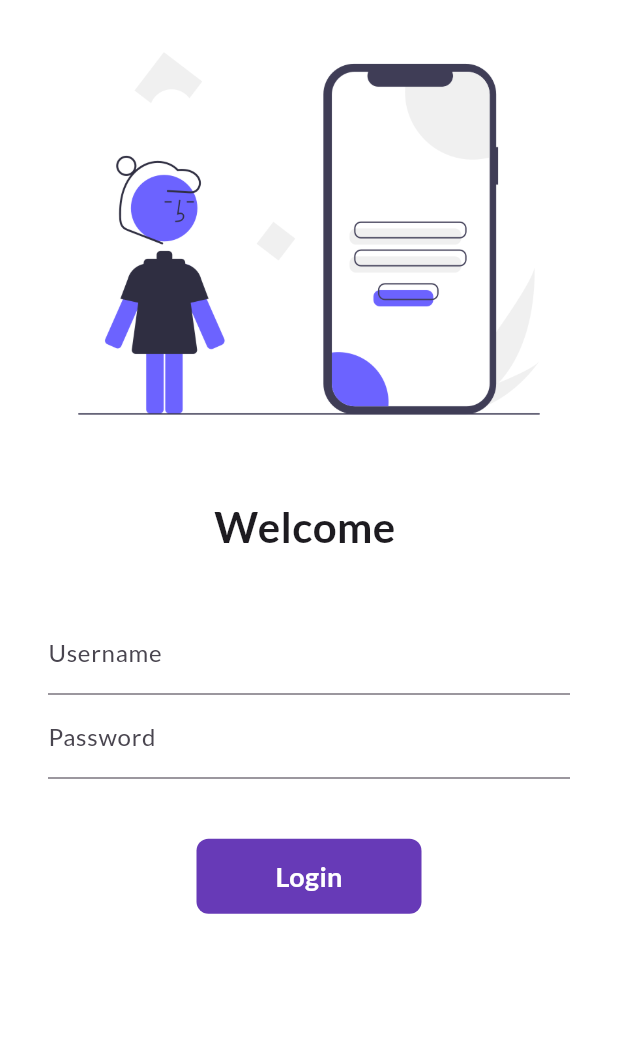
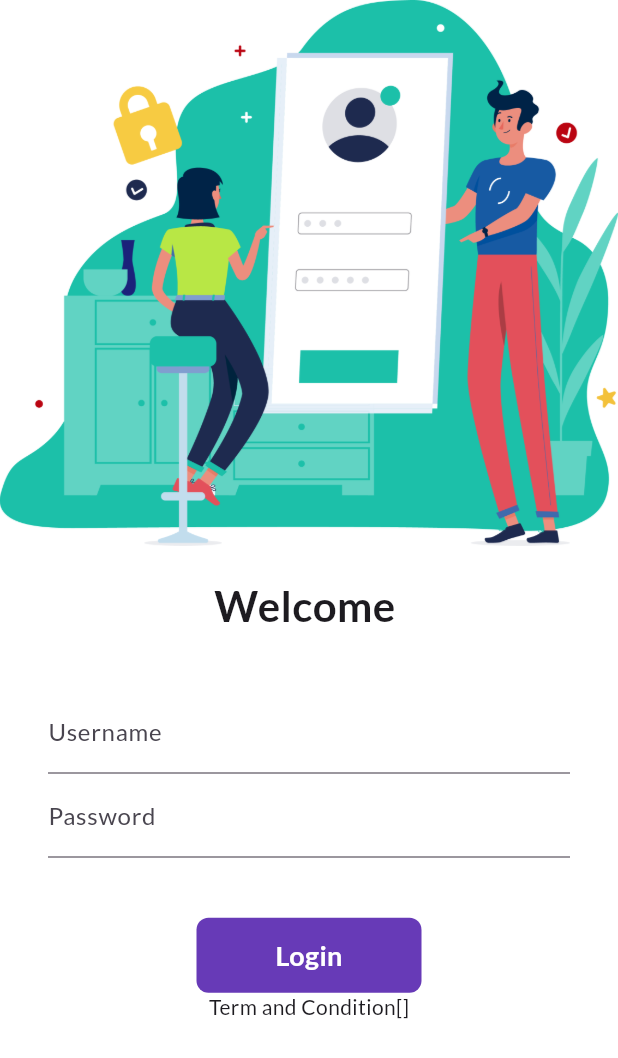
Before and after one commit to ayushsingh1028/flutter_project1, a Flutter app: the screen it shows after launch, on a phone screen of 412 x 824 dp. Shown: the top 1058 px of the screen. Run offline on Flutter 3.47's test engine with Material 3 defaults, Android fonts, the phone set to English and light mode, and no system bars; our stand-ins replace google_fonts.

Commit message:
login_page.dart

```diff
--- a/catalog_app/lib/pages/home_page.dart
+++ b/catalog_app/lib/pages/home_page.dart
@@ -3,7 +3,7 @@ import 'package:flutter/widgets.dart';
 
 class HomePage extends StatelessWidget {
   final int days = 30;
-  final String name = "Codepur";
+  final String name = "Ayush";
   @override
   Widget build(BuildContext context) {
     return Scaffold(
@@ -13,6 +13,7 @@ class HomePage extends StatelessWidget {
       ),
       body: Center(
         child: Container(
+          color: Colors.lime,
           child: Text(
             "Welcome to $days days of flutter by $name",
             style: const TextStyle(
--- a/catalog_app/lib/pages/login_page.dart
+++ b/catalog_app/lib/pages/login_page.dart
@@ -9,29 +9,44 @@ class LoginPage extends StatefulWidget {
 class _LoginPageState extends State<LoginPage> {
   String name = "";
   bool changeButton = false;
+  final _formKey = GlobalKey<FormState>();
+  moveToHome(BuildContext context) async {
+    if (_formKey.currentState?.validate() ?? false) {
+      setState(() {
+        changeButton = true;
+      });
+      await Future.delayed(Duration(seconds: 1));
+      await Navigator.pushNamed(context, MyRoutes.homeRoutes);
+      setState(() {
+        changeButton = false;
+      });
+    }
+  }
 
   @override
   Widget build(BuildContext context) {
     return Material(
         color: Colors.white,
         child: SingleChildScrollView(
+          child: Form(
+            key: _formKey,
             child: Column(
               children: [
                 Image.asset(
-                "assets/images/logintwo.png",
-                fit: BoxFit.cover,
+                  "assets/images/login4.png",
+                  fit: BoxFit.fill,
                 ),
-              SizedBox(
+                const SizedBox(
                   height: 20.0,
                 ),
                 Text(
                   "Welcome $name",
-                style: TextStyle(
+                  style: const TextStyle(
                     fontSize: 28,
                     fontWeight: FontWeight.bold,
                   ),
                 ),
-              SizedBox(
+                const SizedBox(
                   height: 20.0,
                 ),
                 Padding(
@@ -40,10 +55,16 @@ class _LoginPageState extends State<LoginPage> {
                   child: Column(
                     children: [
                       TextFormField(
-                      decoration: InputDecoration(
+                        decoration: const InputDecoration(
                           hintText: "Enter username",
                           labelText: "Username",
                         ),
+                        validator: (value) {
+                          if (value == null || value.isEmpty) {
+                            return "Username canot be empty";
+                          }
+                          return null;
+                        },
                         onChanged: (value) {
                           name = value;
                           setState(() {});
@@ -51,25 +72,31 @@ class _LoginPageState extends State<LoginPage> {
                       ),
                       TextFormField(
                         obscureText: true,
-                      decoration: InputDecoration(
+                        decoration: const InputDecoration(
                           hintText: "Enter password",
                           labelText: "Password",
                         ),
+                        validator: (value) {
+                          if (value == null || value.isEmpty) {
+                            return "Password canot be empty";
+                          } else if (value.length < 6) {
+                            return "Password length should be at least 8";
+                          }
+                          return null;
+                        },
                       ),
-                    SizedBox(
+                      const SizedBox(
                         height: 40.0,
                       ),
 
-                    InkWell(
-                      onTap: () async {
-                        setState(() {
-                          changeButton = true;
-                        });
-                        await Future.delayed(Duration(seconds: 1));
-                        Navigator.pushNamed(context, MyRoutes.homeRoutes);
-                      },
+                      Material(
+                        color: Colors.deepPurple,
+                        borderRadius:
+                            BorderRadius.circular(changeButton ? 50 : 8),
+                        child: InkWell(
+                          onTap: () => moveToHome(context),
                           child: AnimatedContainer(
-                        duration: Duration(seconds: 1),
+                            duration: Duration(seconds: 2),
                             width: changeButton ? 50 : 150,
                             height: 50,
                             alignment: Alignment.center,
@@ -85,12 +112,13 @@ class _LoginPageState extends State<LoginPage> {
                                         fontWeight: FontWeight.bold,
                                         fontSize: 18),
                                   ),
-                        decoration: BoxDecoration(
-                          color: Colors.deepPurple,
-                          borderRadius:
-                              BorderRadius.circular(changeButton ? 50 : 8),
                           ),
                         ),
+                      ),
+
+                      Container(
+                        child: Text("Term and Condition[]"),
+                        alignment: Alignment.center,
                       ),
 
                       // ElevatedButton(
@@ -102,8 +130,9 @@ class _LoginPageState extends State<LoginPage> {
                       // )
                     ],
                   ),
-              )
+                ),
               ],
+            ),
           ),
         ));
   }
```
Also changed, not shown: catalog_app/assets/images/login2.png (added), catalog_app/assets/images/login3.png (added), catalog_app/assets/images/login4.png (added). Lines whose indentation alone changed are shown as unchanged.
